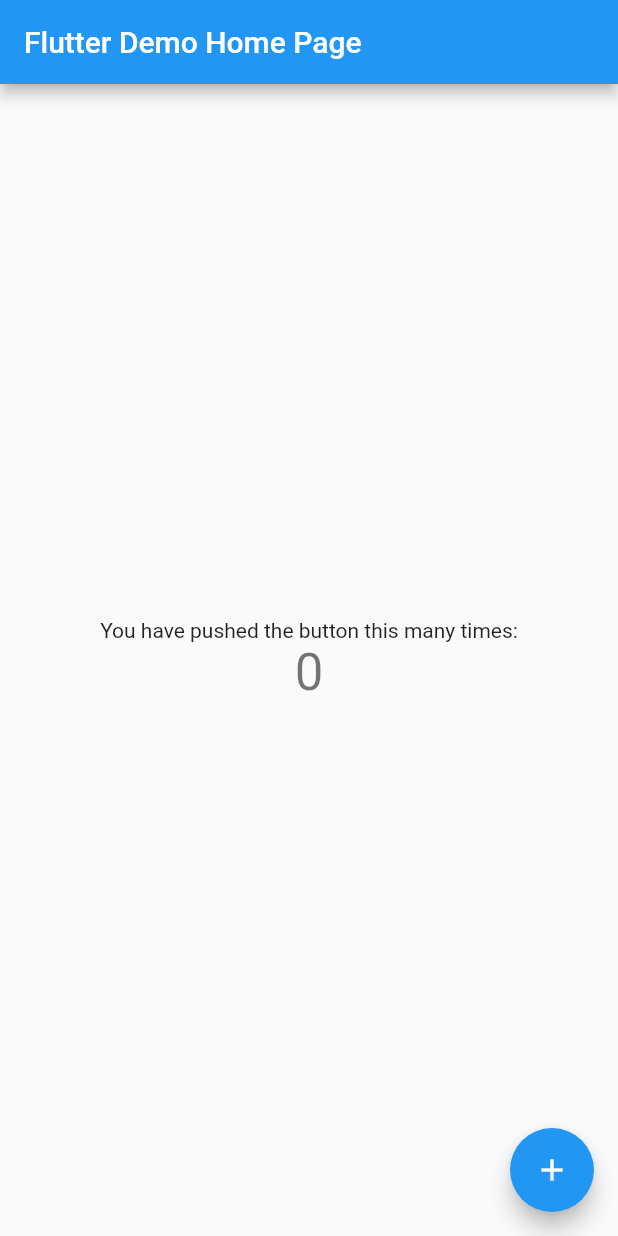
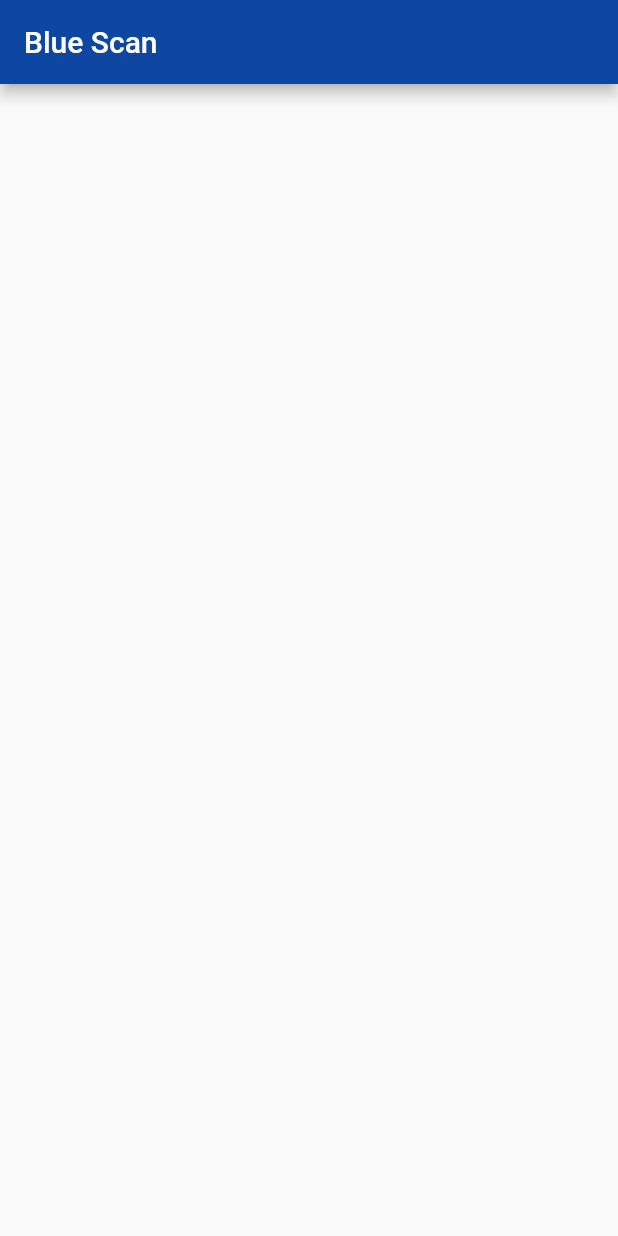
Before and after one commit to ikiugu/blue_scan, a Flutter app: the screen it shows after launch, on a phone screen of 412 x 824 dp. Run offline on Flutter 3.47's test engine with Material 2 defaults, Android fonts, the light colour scheme and no system bars.

Commit message:
screen and android setup complete

```diff
--- a/lib/main.dart
+++ b/lib/main.dart
@@ -1,3 +1,4 @@
+import 'package:blue_scan/screens/scanner.dart';
 import 'package:flutter/material.dart';
 
 void main() {
@@ -5,109 +6,11 @@
 }
 
 class MyApp extends StatelessWidget {
-  // This widget is the root of your application.
   @override
   Widget build(BuildContext context) {
     return MaterialApp(
-      title: 'Flutter Demo',
-      theme: ThemeData(
-        // This is the theme of your application.
-        //
-        // Try running your application with "flutter run". You'll see the
-        // application has a blue toolbar. Then, without quitting the app, try
-        // changing the primarySwatch below to Colors.green and then invoke
-        // "hot reload" (press "r" in the console where you ran "flutter run",
-        // or simply save your changes to "hot reload" in a Flutter IDE).
-        // Notice that the counter didn't reset back to zero; the application
-        // is not restarted.
-        primarySwatch: Colors.blue,
-      ),
-      home: MyHomePage(title: 'Flutter Demo Home Page'),
+      title: 'Blue Scan',
+      home: Scanner(),
     );
   }
 }
-
-class MyHomePage extends StatefulWidget {
-  MyHomePage({Key key, this.title}) : super(key: key);
-
-  // This widget is the home page of your application. It is stateful, meaning
-  // that it has a State object (defined below) that contains fields that affect
-  // how it looks.
-
-  // This class is the configuration for the state. It holds the values (in this
-  // case the title) provided by the parent (in this case the App widget) and
-  // used by the build method of the State. Fields in a Widget subclass are
-  // always marked "final".
-
-  final String title;
-
-  @override
-  _MyHomePageState createState() => _MyHomePageState();
-}
-
-class _MyHomePageState extends State<MyHomePage> {
-  int _counter = 0;
-
-  void _incrementCounter() {
-    setState(() {
-      // This call to setState tells the Flutter framework that something has
-      // changed in this State, which causes it to rerun the build method below
-      // so that the display can reflect the updated values. If we changed
-      // _counter without calling setState(), then the build method would not be
-      // called again, and so nothing would appear to happen.
-      _counter++;
-    });
-  }
-
-  @override
-  Widget build(BuildContext context) {
-    // This method is rerun every time setState is called, for instance as done
-    // by the _incrementCounter method above.
-    //
-    // The Flutter framework has been optimized to make rerunning build methods
-    // fast, so that you can just rebuild anything that needs updating rather
-    // than having to individually change instances of widgets.
-    return Scaffold(
-      appBar: AppBar(
-        // Here we take the value from the MyHomePage object that was created by
-        // the App.build method, and use it to set our appbar title.
-        title: Text(widget.title),
-      ),
-      body: Center(
-        // Center is a layout widget. It takes a single child and positions it
-        // in the middle of the parent.
-        child: Column(
-          // Column is also a layout widget. It takes a list of children and
-          // arranges them vertically. By default, it sizes itself to fit its
-          // children horizontally, and tries to be as tall as its parent.
-          //
-          // Invoke "debug painting" (press "p" in the console, choose the
-          // "Toggle Debug Paint" action from the Flutter Inspector in Android
-          // Studio, or the "Toggle Debug Paint" command in Visual Studio Code)
-          // to see the wireframe for each widget.
-          //
-          // Column has various properties to control how it sizes itself and
-          // how it positions its children. Here we use mainAxisAlignment to
-          // center the children vertically; the main axis here is the vertical
-          // axis because Columns are vertical (the cross axis would be
-          // horizontal).
-          mainAxisAlignment: MainAxisAlignment.center,
-          children: <Widget>[
-            Text(
-              'You have pushed the button this many times:',
-            ),
-            Text(
-              '$_counter',
-              style: Theme.of(context).textTheme.headline4,
-            ),
-          ],
-        ),
-      ),
-      floatingActionButton: FloatingActionButton(
-        onPressed: _incrementCounter,
-        tooltip: 'Increment',
-        child: Icon(Icons.add),
-      ), // This trailing comma makes auto-formatting nicer for build methods.
-    );
-  }
-}
--- /dev/null
+++ b/lib/screens/details.dart
@@ -0,0 +1,8 @@
+import 'package:flutter/material.dart';
+
+class Details extends StatelessWidget {
+  @override
+  Widget build(BuildContext context) {
+    return Scaffold();
+  }
+}
--- /dev/null
+++ b/lib/screens/scanner.dart
@@ -0,0 +1,13 @@
+import 'package:flutter/material.dart';
+
+class Scanner extends StatelessWidget {
+  @override
+  Widget build(BuildContext context) {
+    return Scaffold(
+      appBar: AppBar(
+        title: Text('Blue Scan'),
+        backgroundColor: Colors.blue.shade900,
+      ),
+    );
+  }
+}
```
Also changed, not shown: 1 other file.
